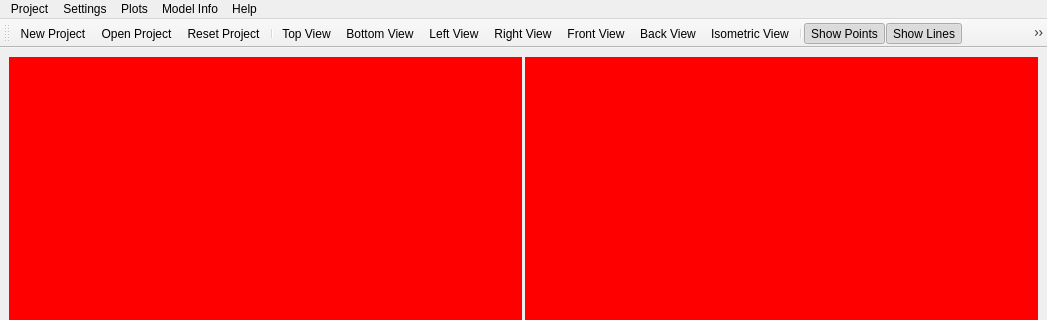
Before: the Qt Designer form pulse/interface/ui_files/main_window.ui in open-pulse/OpenPulse, drawn with Qt 5; both pictures show x 0 to 1047 and y 0 to 320 of the 1047 by 681 pixel window.
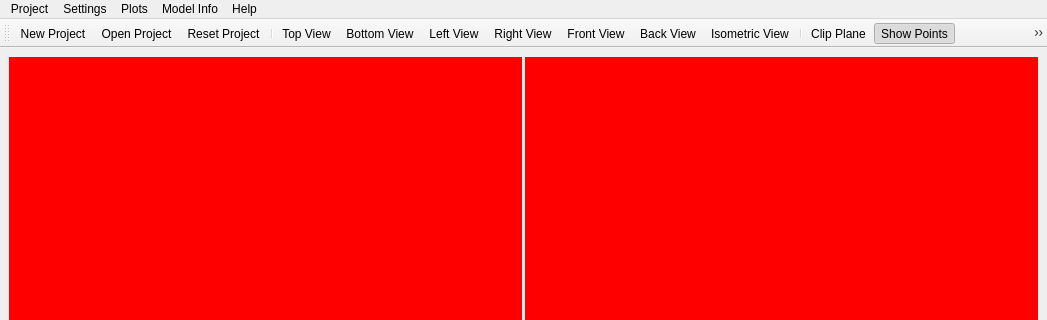
After: the same form once the commit is applied. Icons and pictures are not drawn.

Commit message: Added QAction Clip Plane to the menu

What changed in the file:
```diff
--- a/pulse/interface/ui_files/main_window.ui
+++ b/pulse/interface/ui_files/main_window.ui
@@ -193,6 +193,7 @@
    <addaction name="action_back_view"/>
    <addaction name="action_isometric_view"/>
    <addaction name="separator"/>
+   <addaction name="action_clip_plane"/>
    <addaction name="action_show_points"/>
    <addaction name="action_show_lines"/>
    <addaction name="action_show_tubes"/>
@@ -840,6 +841,15 @@
     <string>Geometry Editor Help</string>
    </property>
   </action>
+  <action name="action_clip_plane">
+   <property name="icon">
+    <iconset>
+     <normaloff>../data/icons/clipping_plane_icon.png</normaloff>../data/icons/clipping_plane_icon.png</iconset>
+   </property>
+   <property name="text">
+    <string>Clip Plane</string>
+   </property>
+  </action>
  </widget>
  <resources/>
  <connections/>
```
Left out of the diff: 2 changed lines with no effect on the pictures. The commit also changes 3 other files.
